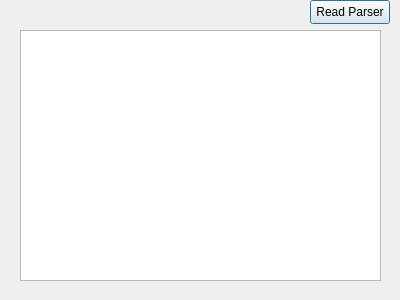
This is 2DGraphicsModeler/modelerapp.ui in hoonman/qties as Qt 5 draws it before an edit. The edited form follows.
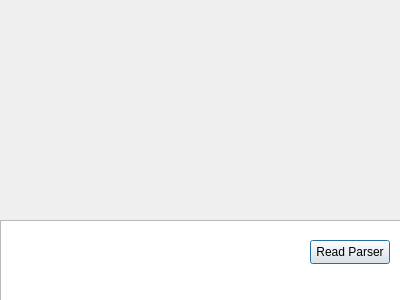
This is the edited form.

```diff
--- a/2DGraphicsModeler/modelerapp.ui
+++ b/2DGraphicsModeler/modelerapp.ui
@@ -16,10 +16,10 @@
   <widget class="QGraphicsView" name="graphicsView">
    <property name="geometry">
     <rect>
-     <x>20</x>
-     <y>30</y>
-     <width>361</width>
-     <height>251</height>
+     <x>0</x>
+     <y>220</y>
+     <width>401</width>
+     <height>81</height>
     </rect>
    </property>
   </widget>
@@ -27,7 +27,7 @@
    <property name="geometry">
     <rect>
      <x>310</x>
-     <y>0</y>
+     <y>240</y>
      <width>80</width>
      <height>24</height>
     </rect>
```
